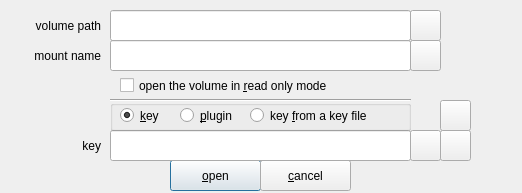
This is zuluCrypt-gui/password.ui in mhogomchungu/zuluCrypt as Qt 5 draws it before an edit. The edited form follows.
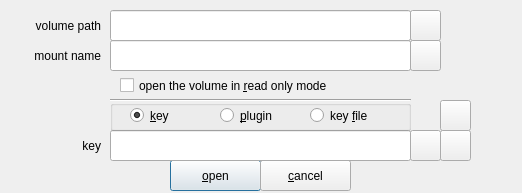
This is the edited form.

What changed in the file:
```diff
--- a/zuluCrypt-gui/password.ui
+++ b/zuluCrypt-gui/password.ui
@@ -154,9 +154,9 @@
    <widget class="QRadioButton" name="radioButtonPassPhrase">
     <property name="geometry">
      <rect>
-      <x>10</x>
+      <x>20</x>
       <y>0</y>
-      <width>61</width>
+      <width>91</width>
       <height>31</height>
      </rect>
     </property>
@@ -170,9 +170,9 @@
    <widget class="QRadioButton" name="radioButtonPlugin">
     <property name="geometry">
      <rect>
-      <x>70</x>
+      <x>110</x>
       <y>0</y>
-      <width>81</width>
+      <width>101</width>
       <height>31</height>
      </rect>
     </property>
@@ -183,14 +183,14 @@
    <widget class="QRadioButton" name="radioButtonPassPhraseFromFile">
     <property name="geometry">
      <rect>
-      <x>140</x>
+      <x>200</x>
       <y>0</y>
-      <width>171</width>
+      <width>101</width>
       <height>31</height>
      </rect>
     </property>
     <property name="text">
-     <string>key &amp;from a key file</string>
+     <string>key &amp;file</string>
     </property>
     <property name="checked">
      <bool>false</bool>
```
